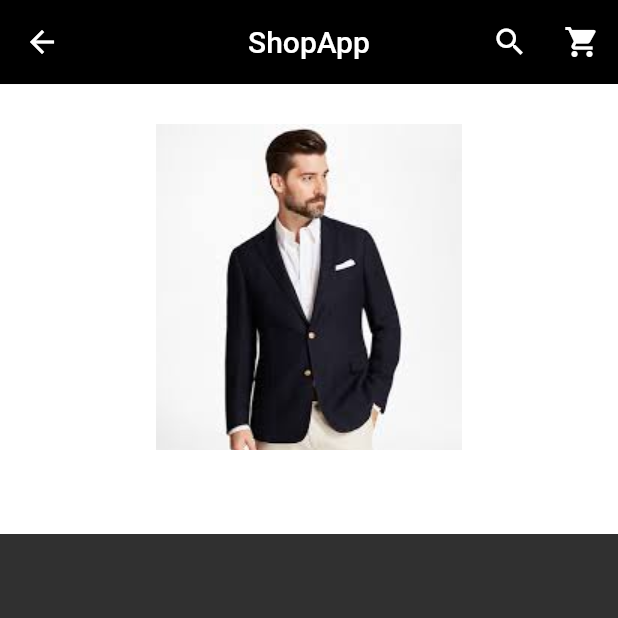
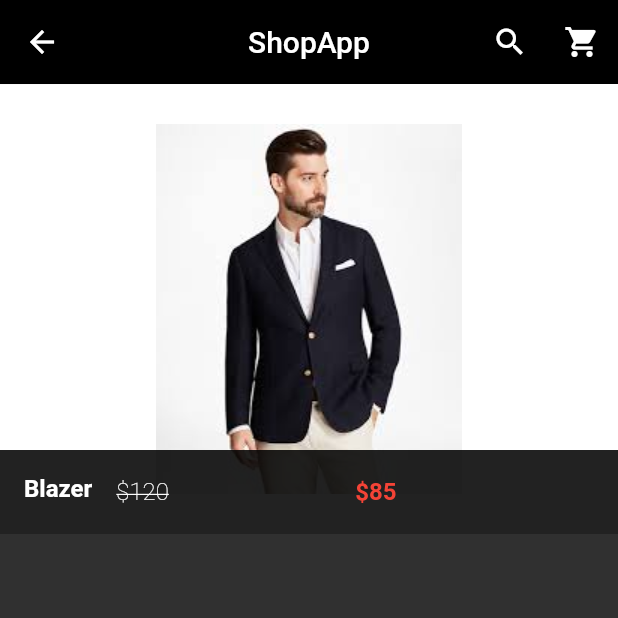
Before and after one commit to DaminduSandaruwan/E-ComApp, a Flutter app: the screen it shows after launch, after a tap on "Blazer", on a phone screen of 412 x 824 dp, the top half of it. Run offline on Flutter 3.47's test engine with Material 2 defaults, Android fonts, the phone set to English and light mode, and no system bars; our stand-ins replace carousel_pro.

Commit message:
add styles

```diff
--- a/lib/pages/product_details.dart
+++ b/lib/pages/product_details.dart
@@ -48,10 +48,39 @@ class _ProductDetailsState extends State<ProductDetails> {
                 child: Image.asset(widget.product_details_picture),
               ),
               footer: Container(
-                color: Colors.white,
+                color: Colors.black87,
                 child: ListTile(
-                  title: Text(
+                  leading: Text(
                     widget.product_details_name,
+                    style: TextStyle(
+                      fontWeight: FontWeight.bold,
+                      fontSize: 16,
+                    ),
+                  ),
+                  title: Row(
+                    children: <Widget>[
+                      Expanded(
+                        child: Text(
+                          "\$${widget.product_details_old_price}",
+                          style: TextStyle(
+                            fontWeight: FontWeight.w200,
+                            color: Colors.white,
+                            fontSize: 16,
+                            decoration: TextDecoration.lineThrough
+                          ),
+                        ),
+                      ),
+                      Expanded(
+                        child: Text(
+                          "\$${widget.product_details_new_price}",
+                          style: TextStyle(
+                            color: Colors.red,
+                            fontWeight: FontWeight.bold,
+                            fontSize: 16
+                          ),
+                        ),
+                      ),
+                    ],
                   ),
                 ),
               ),
```
